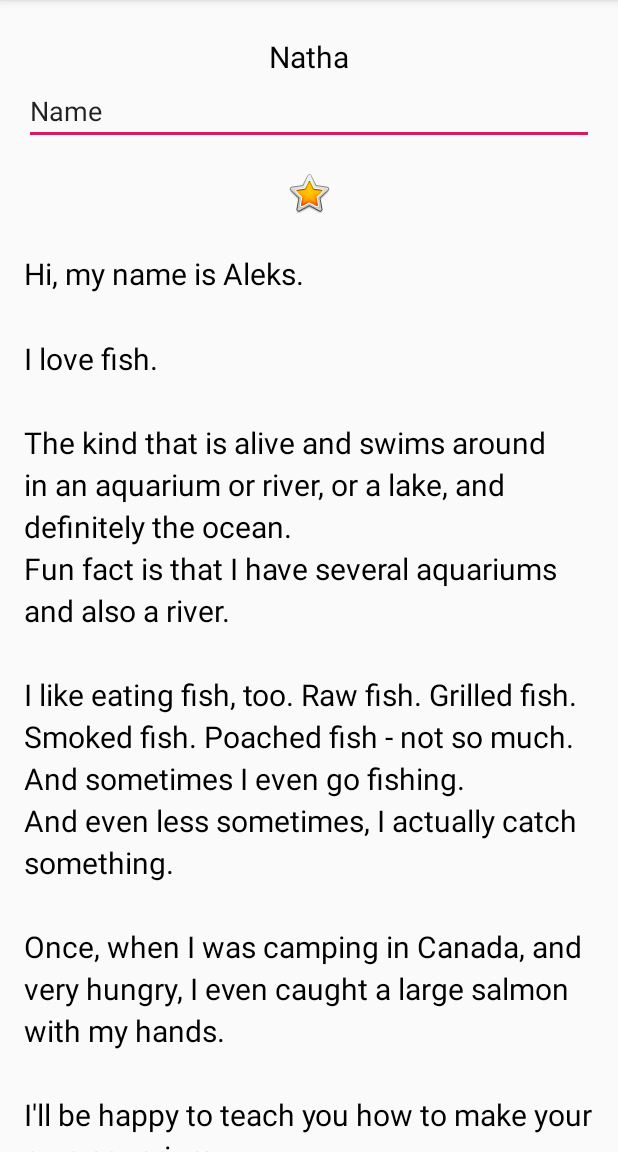
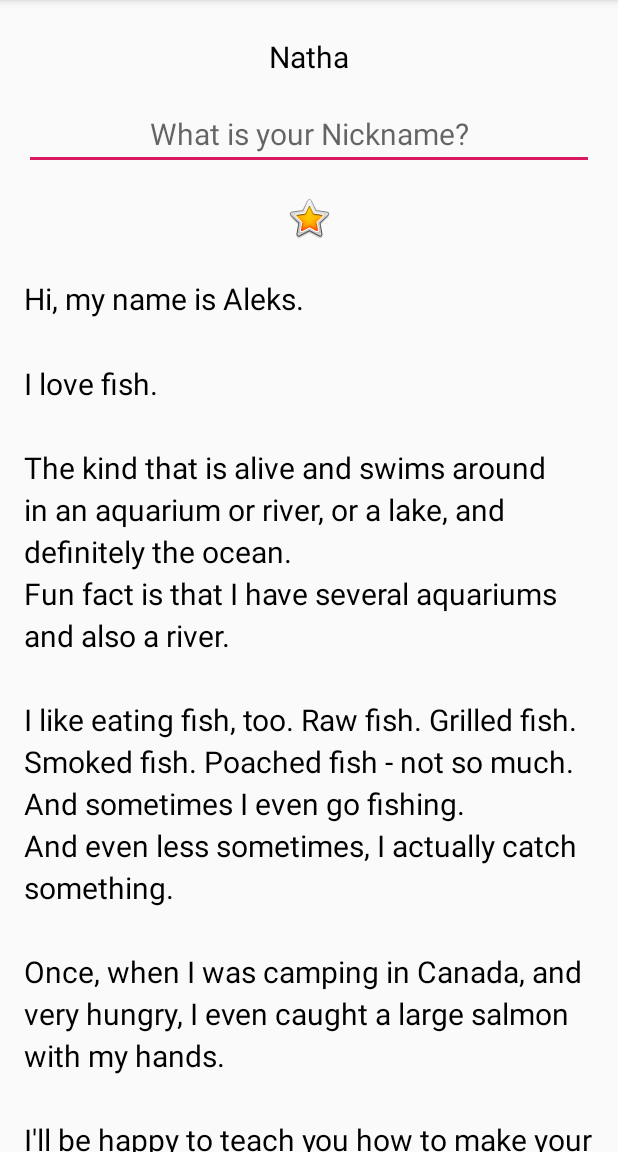
Before and after one commit to Cyl3el2Cleal2/AboutMe01, an Android app: the screen it shows after launch (MainActivity), on a phone screen of 412 x 824 dp, the part 84-1236 px from its top. Run offline under Robolectric (Android 15) with nearby library versions, the phone set to English and light mode, and no system bars; Roboto replaces fonts that are not available here.

Commit message:
Task 2.4

```diff
--- a/app/src/main/res/layout/activity_main.xml
+++ b/app/src/main/res/layout/activity_main.xml
@@ -18,9 +18,9 @@
             android:layout_width="match_parent"
             android:layout_height="wrap_content"
             android:inputType="textPersonName"
-            android:text="Name"
             android:ems="10"
-            android:id="@+id/nickname_edit"/>
+            android:id="@+id/nickname_edit" android:textAlignment="center" style="@style/NameStyle"
+            android:hint="@string/what_is_your_nickname"/>
     <ImageView
             android:layout_width="match_parent"
             android:layout_height="wrap_content" app:srcCompat="@android:drawable/btn_star_big_on"
--- a/app/src/main/res/values/strings.xml
+++ b/app/src/main/res/values/strings.xml
@@ -12,4 +12,5 @@
         \n\nOnce, when I was camping in Canada, and very hungry, I even caught a large salmon with my hands.
         \n\nI\'ll be happy to teach you how to make your own aquarium.
         \nYou should ask someone else about fishing, though.\n\n</string>
+    <string name="what_is_your_nickname">What is your Nickname?</string>
 </resources>
```
